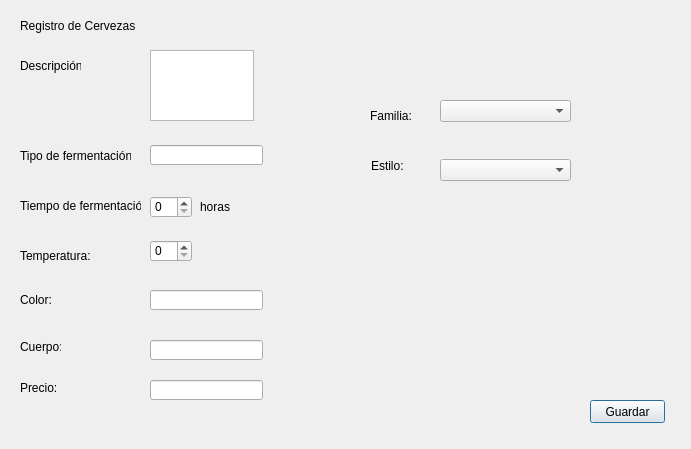
This is registrocerveza.ui in pacheevb/ED_Proyecto2 as Qt 5 draws it before an edit. The edited form follows.
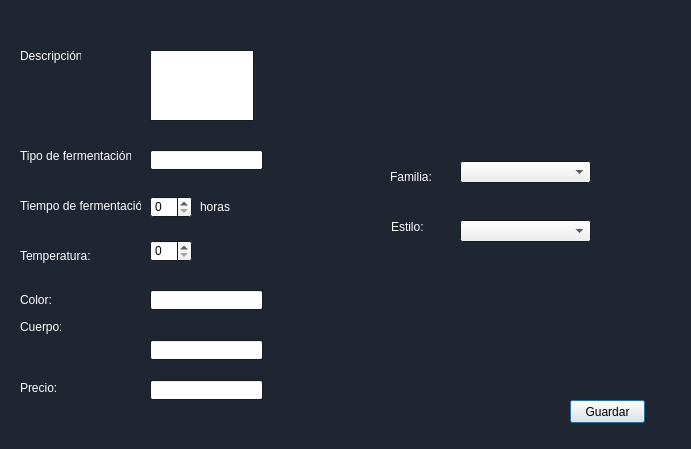
This is the edited form. Icons and pictures are not drawn.

Patch:
```diff
--- a/registrocerveza.ui
+++ b/registrocerveza.ui
@@ -10,6 +10,70 @@
     <height>449</height>
    </rect>
   </property>
+  <property name="palette">
+   <palette>
+    <active>
+     <colorrole role="Base">
+      <brush brushstyle="SolidPattern">
+       <color alpha="255">
+        <red>255</red>
+        <green>255</green>
+        <blue>255</blue>
+       </color>
+      </brush>
+     </colorrole>
+     <colorrole role="Window">
+      <brush brushstyle="SolidPattern">
+       <color alpha="255">
+        <red>31</red>
+        <green>37</green>
+        <blue>49</blue>
+       </color>
+      </brush>
+     </colorrole>
+    </active>
+    <inactive>
+     <colorrole role="Base">
+      <brush brushstyle="SolidPattern">
+       <color alpha="255">
+        <red>255</red>
+        <green>255</green>
+        <blue>255</blue>
+       </color>
+      </brush>
+     </colorrole>
+     <colorrole role="Window">
+      <brush brushstyle="SolidPattern">
+       <color alpha="255">
+        <red>31</red>
+        <green>37</green>
+        <blue>49</blue>
+       </color>
+      </brush>
+     </colorrole>
+    </inactive>
+    <disabled>
+     <colorrole role="Base">
+      <brush brushstyle="SolidPattern">
+       <color alpha="255">
+        <red>31</red>
+        <green>37</green>
+        <blue>49</blue>
+       </color>
+      </brush>
+     </colorrole>
+     <colorrole role="Window">
+      <brush brushstyle="SolidPattern">
+       <color alpha="255">
+        <red>31</red>
+        <green>37</green>
+        <blue>49</blue>
+       </color>
+      </brush>
+     </colorrole>
+    </disabled>
+   </palette>
+  </property>
   <property name="windowTitle">
    <string>Dialog</string>
   </property>
@@ -17,7 +81,7 @@
    <property name="geometry">
     <rect>
      <x>150</x>
-     <y>145</y>
+     <y>150</y>
      <width>113</width>
      <height>20</height>
     </rect>
@@ -26,25 +90,105 @@
   <widget class="QLabel" name="label">
    <property name="geometry">
     <rect>
-     <x>20</x>
-     <y>10</y>
-     <width>121</width>
+     <x>320</x>
+     <y>30</y>
+     <width>351</width>
      <height>31</height>
     </rect>
    </property>
+   <property name="palette">
+    <palette>
+     <active>
+      <colorrole role="WindowText">
+       <brush brushstyle="SolidPattern">
+        <color alpha="255">
+         <red>255</red>
+         <green>255</green>
+         <blue>255</blue>
+        </color>
+       </brush>
+      </colorrole>
+     </active>
+     <inactive>
+      <colorrole role="WindowText">
+       <brush brushstyle="SolidPattern">
+        <color alpha="255">
+         <red>255</red>
+         <green>255</green>
+         <blue>255</blue>
+        </color>
+       </brush>
+      </colorrole>
+     </inactive>
+     <disabled>
+      <colorrole role="WindowText">
+       <brush brushstyle="SolidPattern">
+        <color alpha="255">
+         <red>120</red>
+         <green>120</green>
+         <blue>120</blue>
+        </color>
+       </brush>
+      </colorrole>
+     </disabled>
+    </palette>
+   </property>
    <property name="text">
-    <string>Registro de Cervezas</string>
+    <string/>
+   </property>
+   <property name="pixmap">
+    <pixmap resource="recursos.qrc">:/Recursos/lb_regCervezas.png</pixmap>
+   </property>
+   <property name="scaledContents">
+    <bool>true</bool>
    </property>
   </widget>
   <widget class="QLabel" name="label_2">
    <property name="geometry">
     <rect>
      <x>20</x>
-     <y>50</y>
+     <y>40</y>
      <width>61</width>
      <height>31</height>
     </rect>
    </property>
+   <property name="palette">
+    <palette>
+     <active>
+      <colorrole role="WindowText">
+       <brush brushstyle="SolidPattern">
+        <color alpha="255">
+         <red>255</red>
+         <green>255</green>
+         <blue>255</blue>
+        </color>
+       </brush>
+      </colorrole>
+     </active>
+     <inactive>
+      <colorrole role="WindowText">
+       <brush brushstyle="SolidPattern">
+        <color alpha="255">
+         <red>255</red>
+         <green>255</green>
+         <blue>255</blue>
+        </color>
+       </brush>
+      </colorrole>
+     </inactive>
+     <disabled>
+      <colorrole role="WindowText">
+       <brush brushstyle="SolidPattern">
+        <color alpha="255">
+         <red>120</red>
+         <green>120</green>
+         <blue>120</blue>
+        </color>
+       </brush>
+      </colorrole>
+     </disabled>
+    </palette>
+   </property>
    <property name="text">
     <string>Descripción:</string>
    </property>
@@ -58,6 +202,43 @@
      <height>31</height>
     </rect>
    </property>
+   <property name="palette">
+    <palette>
+     <active>
+      <colorrole role="WindowText">
+       <brush brushstyle="SolidPattern">
+        <color alpha="255">
+         <red>255</red>
+         <green>255</green>
+         <blue>255</blue>
+        </color>
+       </brush>
+      </colorrole>
+     </active>
+     <inactive>
+      <colorrole role="WindowText">
+       <brush brushstyle="SolidPattern">
+        <color alpha="255">
+         <red>255</red>
+         <green>255</green>
+         <blue>255</blue>
+        </color>
+       </brush>
+      </colorrole>
+     </inactive>
+     <disabled>
+      <colorrole role="WindowText">
+       <brush brushstyle="SolidPattern">
+        <color alpha="255">
+         <red>120</red>
+         <green>120</green>
+         <blue>120</blue>
+        </color>
+       </brush>
+      </colorrole>
+     </disabled>
+    </palette>
+   </property>
    <property name="text">
     <string>Tipo de fermentación:</string>
    </property>
@@ -71,6 +252,43 @@
      <height>31</height>
     </rect>
    </property>
+   <property name="palette">
+    <palette>
+     <active>
+      <colorrole role="WindowText">
+       <brush brushstyle="SolidPattern">
+        <color alpha="255">
+         <red>255</red>
+         <green>255</green>
+         <blue>255</blue>
+        </color>
+       </brush>
+      </colorrole>
+     </active>
+     <inactive>
+      <colorrole role="WindowText">
+       <brush brushstyle="SolidPattern">
+        <color alpha="255">
+         <red>255</red>
+         <green>255</green>
+         <blue>255</blue>
+        </color>
+       </brush>
+      </colorrole>
+     </inactive>
+     <disabled>
+      <colorrole role="WindowText">
+       <brush brushstyle="SolidPattern">
+        <color alpha="255">
+         <red>120</red>
+         <green>120</green>
+         <blue>120</blue>
+        </color>
+       </brush>
+      </colorrole>
+     </disabled>
+    </palette>
+   </property>
    <property name="text">
     <string>Tiempo de fermentación:</string>
    </property>
@@ -84,6 +302,43 @@
      <height>31</height>
     </rect>
    </property>
+   <property name="palette">
+    <palette>
+     <active>
+      <colorrole role="WindowText">
+       <brush brushstyle="SolidPattern">
+        <color alpha="255">
+         <red>255</red>
+         <green>255</green>
+         <blue>255</blue>
+        </color>
+       </brush>
+      </colorrole>
+     </active>
+     <inactive>
+      <colorrole role="WindowText">
+       <brush brushstyle="SolidPattern">
+        <color alpha="255">
+         <red>255</red>
+         <green>255</green>
+         <blue>255</blue>
+        </color>
+       </brush>
+      </colorrole>
+     </inactive>
+     <disabled>
+      <colorrole role="WindowText">
+       <brush brushstyle="SolidPattern">
+        <color alpha="255">
+         <red>120</red>
+         <green>120</green>
+         <blue>120</blue>
+        </color>
+       </brush>
+      </colorrole>
+     </disabled>
+    </palette>
+   </property>
    <property name="text">
     <string>Temperatura:</string>
    </property>
@@ -97,6 +352,43 @@
      <height>20</height>
     </rect>
    </property>
+   <property name="palette">
+    <palette>
+     <active>
+      <colorrole role="WindowText">
+       <brush brushstyle="SolidPattern">
+        <color alpha="255">
+         <red>255</red>
+         <green>255</green>
+         <blue>255</blue>
+        </color>
+       </brush>
+      </colorrole>
+     </active>
+     <inactive>
+      <colorrole role="WindowText">
+       <brush brushstyle="SolidPattern">
+        <color alpha="255">
+         <red>255</red>
+         <green>255</green>
+         <blue>255</blue>
+        </color>
+       </brush>
+      </colorrole>
+     </inactive>
+     <disabled>
+      <colorrole role="WindowText">
+       <brush brushstyle="SolidPattern">
+        <color alpha="255">
+         <red>120</red>
+         <green>120</green>
+         <blue>120</blue>
+        </color>
+       </brush>
+      </colorrole>
+     </disabled>
+    </palette>
+   </property>
    <property name="text">
     <string>Color:</string>
    </property>
@@ -105,11 +397,48 @@
    <property name="geometry">
     <rect>
      <x>20</x>
-     <y>337</y>
+     <y>317</y>
      <width>41</width>
      <height>20</height>
     </rect>
    </property>
+   <property name="palette">
+    <palette>
+     <active>
+      <colorrole role="WindowText">
+       <brush brushstyle="SolidPattern">
+        <color alpha="255">
+         <red>255</red>
+         <green>255</green>
+         <blue>255</blue>
+        </color>
+       </brush>
+      </colorrole>
+     </active>
+     <inactive>
+      <colorrole role="WindowText">
+       <brush brushstyle="SolidPattern">
+        <color alpha="255">
+         <red>255</red>
+         <green>255</green>
+         <blue>255</blue>
+        </color>
+       </brush>
+      </colorrole>
+     </inactive>
+     <disabled>
+      <colorrole role="WindowText">
+       <brush brushstyle="SolidPattern">
+        <color alpha="255">
+         <red>120</red>
+         <green>120</green>
+         <blue>120</blue>
+        </color>
+       </brush>
+      </colorrole>
+     </disabled>
+    </palette>
+   </property>
    <property name="text">
     <string>Cuerpo:</string>
    </property>
@@ -123,6 +452,43 @@
      <height>20</height>
     </rect>
    </property>
+   <property name="palette">
+    <palette>
+     <active>
+      <colorrole role="WindowText">
+       <brush brushstyle="SolidPattern">
+        <color alpha="255">
+         <red>255</red>
+         <green>255</green>
+         <blue>255</blue>
+        </color>
+       </brush>
+      </colorrole>
+     </active>
+     <inactive>
+      <colorrole role="WindowText">
+       <brush brushstyle="SolidPattern">
+        <color alpha="255">
+         <red>255</red>
+         <green>255</green>
+         <blue>255</blue>
+        </color>
+       </brush>
+      </colorrole>
+     </inactive>
+     <disabled>
+      <colorrole role="WindowText">
+       <brush brushstyle="SolidPattern">
+        <color alpha="255">
+         <red>120</red>
+         <green>120</green>
+         <blue>120</blue>
+        </color>
+       </brush>
+      </colorrole>
+     </disabled>
+    </palette>
+   </property>
    <property name="text">
     <string>Precio:</string>
    </property>
@@ -130,12 +496,49 @@
   <widget class="QLabel" name="label_10">
    <property name="geometry">
     <rect>
-     <x>370</x>
-     <y>100</y>
+     <x>390</x>
+     <y>161</y>
      <width>51</width>
      <height>31</height>
     </rect>
    </property>
+   <property name="palette">
+    <palette>
+     <active>
+      <colorrole role="WindowText">
+       <brush brushstyle="SolidPattern">
+        <color alpha="255">
+         <red>255</red>
+         <green>255</green>
+         <blue>255</blue>
+        </color>
+       </brush>
+      </colorrole>
+     </active>
+     <inactive>
+      <colorrole role="WindowText">
+       <brush brushstyle="SolidPattern">
+        <color alpha="255">
+         <red>255</red>
+         <green>255</green>
+         <blue>255</blue>
+        </color>
+       </brush>
+      </colorrole>
+     </inactive>
+     <disabled>
+      <colorrole role="WindowText">
+       <brush brushstyle="SolidPattern">
+        <color alpha="255">
+         <red>120</red>
+         <green>120</green>
+         <blue>120</blue>
+        </color>
+       </brush>
+      </colorrole>
+     </disabled>
+    </palette>
+   </property>
    <property name="text">
     <string>Familia:</string>
    </property>
@@ -143,12 +546,49 @@
   <widget class="QLabel" name="label_11">
    <property name="geometry">
     <rect>
-     <x>371</x>
-     <y>150</y>
+     <x>391</x>
+     <y>211</y>
      <width>41</width>
      <height>31</height>
     </rect>
    </property>
+   <property name="palette">
+    <palette>
+     <active>
+      <colorrole role="WindowText">
+       <brush brushstyle="SolidPattern">
+        <color alpha="255">
+         <red>255</red>
+         <green>255</green>
+         <blue>255</blue>
+        </color>
+       </brush>
+      </colorrole>
+     </active>
+     <inactive>
+      <colorrole role="WindowText">
+       <brush brushstyle="SolidPattern">
+        <color alpha="255">
+         <red>255</red>
+         <green>255</green>
+         <blue>255</blue>
+        </color>
+       </brush>
+      </colorrole>
+     </inactive>
+     <disabled>
+      <colorrole role="WindowText">
+       <brush brushstyle="SolidPattern">
+        <color alpha="255">
+         <red>120</red>
+         <green>120</green>
+         <blue>120</blue>
+        </color>
+       </brush>
+      </colorrole>
+     </disabled>
+    </palette>
+   </property>
    <property name="text">
     <string>Estilo:</string>
    </property>
@@ -156,8 +596,8 @@
   <widget class="QComboBox" name="comboBox">
    <property name="geometry">
     <rect>
-     <x>440</x>
-     <y>100</y>
+     <x>460</x>
+     <y>161</y>
      <width>131</width>
      <height>22</height>
     </rect>
@@ -166,8 +606,8 @@
   <widget class="QComboBox" name="comboBox_2">
    <property name="geometry">
     <rect>
-     <x>440</x>
-     <y>159</y>
+     <x>460</x>
+     <y>220</y>
      <width>131</width>
      <height>22</height>
     </rect>
@@ -186,7 +626,7 @@
   <widget class="QPushButton" name="pushButton">
    <property name="geometry">
     <rect>
-     <x>590</x>
+     <x>570</x>
      <y>400</y>
      <width>75</width>
      <height>23</height>
@@ -225,6 +665,43 @@
      <height>20</height>
     </rect>
    </property>
+   <property name="palette">
+    <palette>
+     <active>
+      <colorrole role="WindowText">
+       <brush brushstyle="SolidPattern">
+        <color alpha="255">
+         <red>255</red>
+         <green>255</green>
+         <blue>255</blue>
+        </color>
+       </brush>
+      </colorrole>
+     </active>
+     <inactive>
+      <colorrole role="WindowText">
+       <brush brushstyle="SolidPattern">
+        <color alpha="255">
+         <red>255</red>
+         <green>255</green>
+         <blue>255</blue>
+        </color>
+       </brush>
+      </colorrole>
+     </inactive>
+     <disabled>
+      <colorrole role="WindowText">
+       <brush brushstyle="SolidPattern">
+        <color alpha="255">
+         <red>120</red>
+         <green>120</green>
+         <blue>120</blue>
+        </color>
+       </brush>
+      </colorrole>
+     </disabled>
+    </palette>
+   </property>
    <property name="text">
     <string>horas</string>
    </property>
```
Left out of the diff: 4 changed lines with no effect on the pictures.
